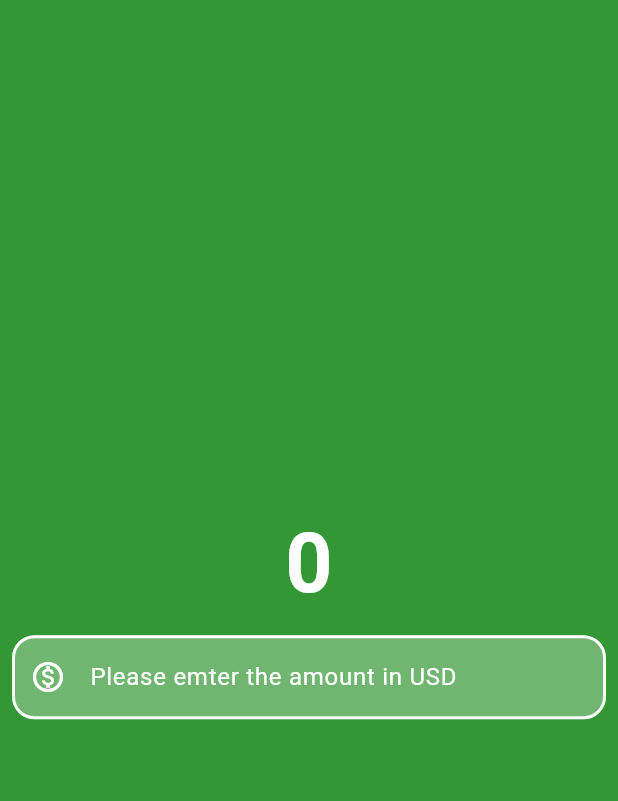
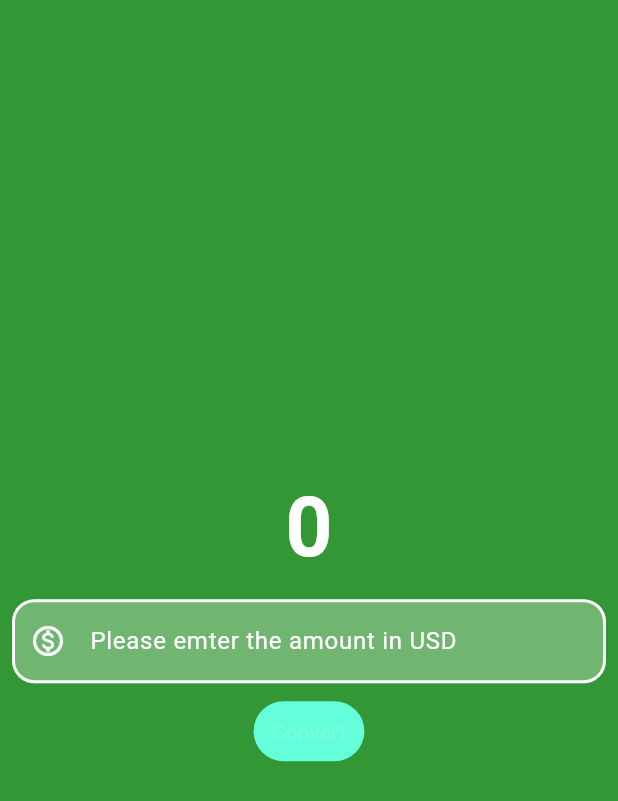
Before and after one commit to kishor-ram/Files, a Flutter app: the screen it shows after launch, on a phone screen of 412 x 824 dp. Shown: the top 801 px of the screen. Run offline on Flutter 3.47's test engine with Material 3 defaults, Android fonts, the phone set to English and light mode, and no system bars.

Commit message:
File added

```diff
--- a/currency_converter/lib/currency_converter_matrerial_design.dart
+++ b/currency_converter/lib/currency_converter_matrerial_design.dart
@@ -1,3 +1,4 @@
+import 'package:flutter/foundation.dart';
 import 'package:flutter/material.dart';
 
 class CurrencyConverter extends StatelessWidget {
@@ -23,7 +24,7 @@ class CurrencyConverter extends StatelessWidget {
                   color: Colors.white,
                 ),
               ),
-              Container(
+              Padding(
                 padding: const EdgeInsets.all(8.0),
                 child: TextField(
                   style: const TextStyle(
@@ -43,6 +44,18 @@ class CurrencyConverter extends StatelessWidget {
                       decimal: true, signed: true),
                 ),
               ),
+              TextButton(
+                  onPressed: () {
+                    if (kDebugMode) {
+                      print('Button Clicked');
+                    }
+                  },
+                  style: const ButtonStyle(
+                    backgroundColor: MaterialStatePropertyAll(Colors.tealAccent),
+                    foregroundColor: MaterialStatePropertyAll(Colors.white12)
+
+                  ),
+                  child: const Text('Convert'))
             ],
           ),
         ));
--- a/dummy.txt
+++ /dev/null
@@ -1,2 +0,0 @@
-Hello i am  kishor R
-I am Cse student
```
Also changed, not shown: 1 other file.
